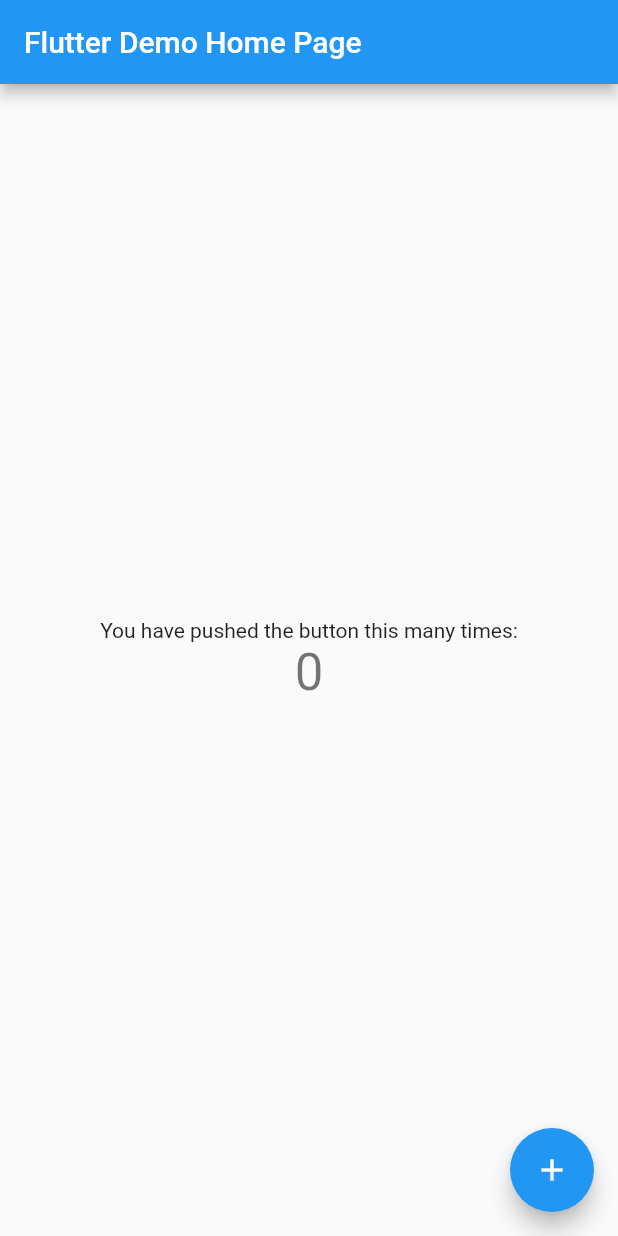
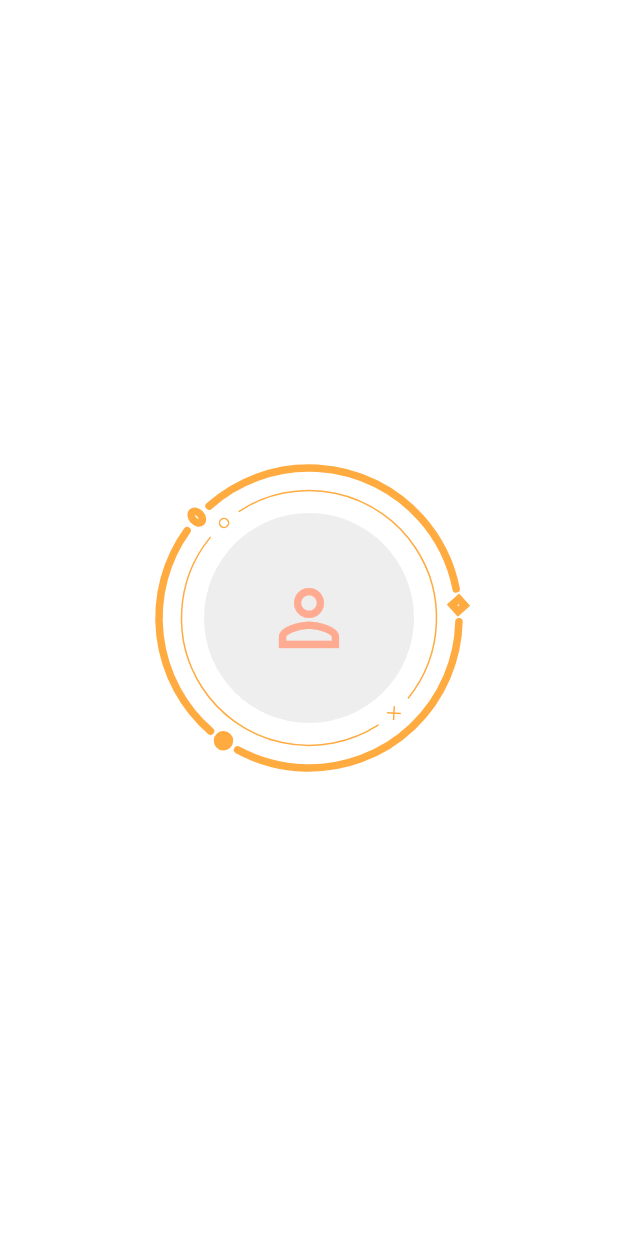
Before and after one commit to princenyamadi/animation-series---flutter, a Flutter app: the screen it shows after launch, on a phone screen of 412 x 824 dp. Run offline on Flutter 3.47's test engine with Material 2 defaults, Android fonts, the phone set to English and light mode, and no system bars.

Commit message:
feat: rotating profile animation

```diff
--- /dev/null
+++ b/lib/custom_paint_animations/spinning_rings_profile.dart
@@ -0,0 +1,230 @@
+import 'dart:math';
+import 'dart:ui';
+import 'package:flutter/material.dart';
+
+class SpinningRings extends StatefulWidget {
+  final Color innerColor;
+  final Color outerColor;
+  final Curve innerAnimation;
+  final Curve outerAnimation;
+  final double innerIconsSize;
+  final double size;
+  final double outerIconsSize;
+  final int innerAnimationSeconds;
+  final int outerAnimationSeconds;
+  final Widget child;
+  final bool reverse;
+
+  const SpinningRings({
+    @required this.child,
+    this.innerColor = Colors.deepOrange,
+    this.outerColor = Colors.deepOrange,
+    this.innerAnimation = Curves.linear,
+    this.outerAnimation = Curves.linear,
+    this.size = 200,
+    this.innerIconsSize = 3,
+    this.outerIconsSize = 3,
+    this.innerAnimationSeconds = 30,
+    this.outerAnimationSeconds = 30,
+    this.reverse = true,
+  });
+
+  @override
+  _SpinningRingsState createState() => _SpinningRingsState();
+}
+
+class _SpinningRingsState extends State<SpinningRings>
+    with TickerProviderStateMixin {
+  Animation<double> animation1;
+  Animation<double> animation2;
+  AnimationController controller1;
+  AnimationController controller2;
+
+  @override
+  void initState() {
+    // TODO: implement initState
+    super.initState();
+    initAnimations();
+  }
+
+  @override
+  void dispose() {
+    controller2.dispose();
+    controller1.dispose();
+    super.dispose();
+  }
+
+  void initAnimations() {
+    controller1 = AnimationController(
+        duration: Duration(seconds: widget.innerAnimationSeconds), vsync: this);
+
+    controller2 = AnimationController(
+        duration: Duration(seconds: widget.outerAnimationSeconds), vsync: this);
+
+    animation1 = Tween<double>(begin: 0.0, end: 1.0).animate(
+      CurvedAnimation(
+        parent: controller1,
+        curve: Interval(0.0, 1.0, curve: widget.innerAnimation),
+      ),
+    );
+
+    final secondAnimation = Tween<double>(begin: -1.0, end: 0.0).animate(
+      CurvedAnimation(
+        parent: controller2,
+        curve: Interval(0.0, 1.0, curve: widget.outerAnimation),
+      ),
+    );
+
+    // reverse or same direction animation
+    widget.reverse
+        ? animation2 = ReverseAnimation(secondAnimation)
+        : animation2 = secondAnimation;
+
+    controller2.repeat();
+    controller1.repeat();
+  }
+
+  @override
+  Widget build(BuildContext context) {
+    return Container(
+      child: Stack(
+        children: [
+          _firstArc(),
+          _secondArc(),
+          _child(),
+        ],
+      ),
+    );
+  }
+
+  Center _child() {
+    return Center(
+      child: Container(
+        width: widget.size * 0.7,
+        height: widget.size * 0.7,
+        child: widget.child,
+      ),
+    );
+  }
+
+  Center _secondArc() {
+    return Center(
+      child: RotationTransition(
+        turns: animation2,
+        child: CustomPaint(
+          painter: Arc2Painter(
+              color: widget.outerColor, iconsSize: widget.innerIconsSize),
+          child: Container(
+            width: widget.size,
+            height: widget.size,
+          ),
+        ),
+      ),
+    );
+  }
+
+  Center _firstArc() {
+    return Center(
+      child: RotationTransition(
+        turns: animation1,
+        child: CustomPaint(
+          painter: Arc1Painter(
+              color: widget.innerColor, iconsSize: widget.outerIconsSize),
+          child: Container(
+            width: 0.85 * widget.size,
+            height: 0.85 * widget.size,
+          ),
+        ),
+      ),
+    );
+  }
+}
+
+class Arc2Painter extends CustomPainter {
+  Arc2Painter({this.color, this.iconsSize = 3});
+
+  final Color color;
+  final double iconsSize;
+
+  @override
+  void paint(Canvas canvas, Size size) {
+    final Paint p = Paint()
+      ..color = color
+      ..strokeWidth = 5.0
+      ..strokeCap = StrokeCap.round
+      ..style = PaintingStyle.stroke;
+
+    final Rect rect = Rect.fromLTWH(0.0, 0.0, size.width, size.height);
+
+    // draw the three arcs
+    canvas.drawArc(rect, 0.0, 0.67 * pi, false, p);
+    canvas.drawArc(rect, 0.74 * pi, 0.65 * pi, false, p);
+    canvas.drawArc(rect, 1.46 * pi, 0.47 * pi, false, p);
+
+    //first shape
+    canvas.drawRect(
+        Rect.fromLTWH(size.width * 0.2 - iconsSize,
+            size.width * 0.9 - iconsSize, iconsSize * 2, iconsSize * 2),
+        p);
+
+    //second shape
+    //draw the inner cross
+    final centerX = size.width * 0.385;
+    final centerY = size.width * 0.015;
+    final lineLength = iconsSize / 2;
+    canvas.drawLine(Offset(centerX - lineLength, centerY + lineLength),
+        Offset(centerX + lineLength, centerY - lineLength), p);
+    canvas.drawLine(Offset(centerX + lineLength, centerY + lineLength),
+        Offset(centerX - lineLength, centerY - lineLength), p);
+    // the circle
+    canvas.drawCircle(Offset(centerX, centerY), iconsSize + 1, p);
+
+    // third shape
+    canvas.drawOval(
+        Rect.fromLTWH(size.width - iconsSize * 1.5,
+            size.width * 0.445 - iconsSize, iconsSize * 3, iconsSize * 2),
+        p);
+  }
+
+  @override
+  bool shouldRepaint(CustomPainter oldDelegate) {
+    return true;
+  }
+}
+
+class Arc1Painter extends CustomPainter {
+  Arc1Painter({this.color, this.iconsSize = 3});
+
+  final Color color;
+  final double iconsSize;
+
+  @override
+  void paint(Canvas canvas, Size size) {
+    final Paint p = Paint()
+      ..color = color
+      ..strokeWidth = 1
+      ..strokeCap = StrokeCap.round
+      ..style = PaintingStyle.stroke;
+
+    final Rect rect = Rect.fromLTWH(0, 0, size.width, size.height);
+
+    // draw the two arcs
+    canvas.drawArc(rect, 0.15, 0.9 * pi, false, p);
+    canvas.drawArc(rect, 1.05 * pi, 0.9 * pi, false, p);
+
+    // draw the cross
+    final centerY = size.width / 2;
+    canvas.drawLine(Offset(-iconsSize, centerY - iconsSize),
+        Offset(iconsSize, centerY + iconsSize), p);
+    canvas.drawLine(Offset(iconsSize, centerY - iconsSize),
+        Offset(-iconsSize, centerY + iconsSize), p);
+
+    // draw the circle
+    canvas.drawCircle(Offset(size.width, centerY), iconsSize, p);
+  }
+
+  @override
+  bool shouldRepaint(CustomPainter oldDelegate) {
+    return true;
+  }
+}
--- a/lib/main.dart
+++ b/lib/main.dart
@@ -1,3 +1,4 @@
+import 'package:animation_series/custom_paint_animations/spinning_rings_profile.dart';
 import 'package:flutter/material.dart';
 
 void main() {
@@ -5,113 +6,35 @@ void main() {
 }
 
 class MyApp extends StatelessWidget {
-  // This widget is the root of your application.
   @override
   Widget build(BuildContext context) {
     return MaterialApp(
       title: 'Flutter Demo',
       theme: ThemeData(
-        // This is the theme of your application.
-        //
-        // Try running your application with "flutter run". You'll see the
-        // application has a blue toolbar. Then, without quitting the app, try
-        // changing the primarySwatch below to Colors.green and then invoke
-        // "hot reload" (press "r" in the console where you ran "flutter run",
-        // or simply save your changes to "hot reload" in a Flutter IDE).
-        // Notice that the counter didn't reset back to zero; the application
-        // is not restarted.
         primarySwatch: Colors.blue,
-        // This makes the visual density adapt to the platform that you run
-        // the app on. For desktop platforms, the controls will be smaller and
-        // closer together (more dense) than on mobile platforms.
         visualDensity: VisualDensity.adaptivePlatformDensity,
       ),
-      home: MyHomePage(title: 'Flutter Demo Home Page'),
+      home: SpinningRings(
+        size: 200,
+        innerIconsSize: 3,
+        outerIconsSize: 3,
+        innerAnimation: Curves.bounceIn,
+        outerAnimation: Curves.bounceIn,
+        innerColor: Colors.orangeAccent,
+        reverse: false,
+        outerColor: Colors.orangeAccent,
+        innerAnimationSeconds: 10,
+        outerAnimationSeconds: 10,
+        child: Container(
+          decoration:
+              BoxDecoration(shape: BoxShape.circle, color: Colors.grey[200]),
+          child: Icon(
+            Icons.person_outline,
+            color: Colors.deepOrange[200],
+            size: 60,
+          ),
+        ),
+      ),
     );
   }
 }
-
-class MyHomePage extends StatefulWidget {
-  MyHomePage({Key key, this.title}) : super(key: key);
-
-  // This widget is the home page of your application. It is stateful, meaning
-  // that it has a State object (defined below) that contains fields that affect
-  // how it looks.
-
-  // This class is the configuration for the state. It holds the values (in this
-  // case the title) provided by the parent (in this case the App widget) and
-  // used by the build method of the State. Fields in a Widget subclass are
-  // always marked "final".
-
-  final String title;
-
-  @override
-  _MyHomePageState createState() => _MyHomePageState();
-}
-
-class _MyHomePageState extends State<MyHomePage> {
-  int _counter = 0;
-
-  void _incrementCounter() {
-    setState(() {
-      // This call to setState tells the Flutter framework that something has
-      // changed in this State, which causes it to rerun the build method below
-      // so that the display can reflect the updated values. If we changed
-      // _counter without calling setState(), then the build method would not be
-      // called again, and so nothing would appear to happen.
-      _counter++;
-    });
-  }
-
-  @override
-  Widget build(BuildContext context) {
-    // This method is rerun every time setState is called, for instance as done
-    // by the _incrementCounter method above.
-    //
-    // The Flutter framework has been optimized to make rerunning build methods
-    // fast, so that you can just rebuild anything that needs updating rather
-    // than having to individually change instances of widgets.
-    return Scaffold(
-      appBar: AppBar(
-        // Here we take the value from the MyHomePage object that was created by
-        // the App.build method, and use it to set our appbar title.
-        title: Text(widget.title),
-      ),
-      body: Center(
-        // Center is a layout widget. It takes a single child and positions it
-        // in the middle of the parent.
-        child: Column(
-          // Column is also a layout widget. It takes a list of children and
-          // arranges them vertically. By default, it sizes itself to fit its
-          // children horizontally, and tries to be as tall as its parent.
-          //
-          // Invoke "debug painting" (press "p" in the console, choose the
-          // "Toggle Debug Paint" action from the Flutter Inspector in Android
-          // Studio, or the "Toggle Debug Paint" command in Visual Studio Code)
-          // to see the wireframe for each widget.
-          //
-          // Column has various properties to control how it sizes itself and
-          // how it positions its children. Here we use mainAxisAlignment to
-          // center the children vertically; the main axis here is the vertical
-          // axis because Columns are vertical (the cross axis would be
-          // horizontal).
-          mainAxisAlignment: MainAxisAlignment.center,
-          children: <Widget>[
-            Text(
-              'You have pushed the button this many times:',
-            ),
-            Text(
-              '$_counter',
-              style: Theme.of(context).textTheme.headline4,
-            ),
-          ],
-        ),
-      ),
-      floatingActionButton: FloatingActionButton(
-        onPressed: _incrementCounter,
-        tooltip: 'Increment',
-        child: Icon(Icons.add),
-      ), // This trailing comma makes auto-formatting nicer for build methods.
-    );
-  }
-}
```
Also changed, not shown: 1 other file.
